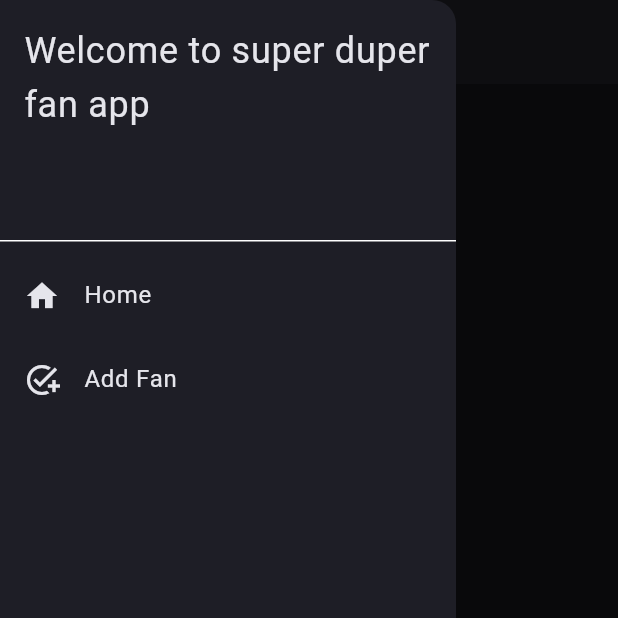
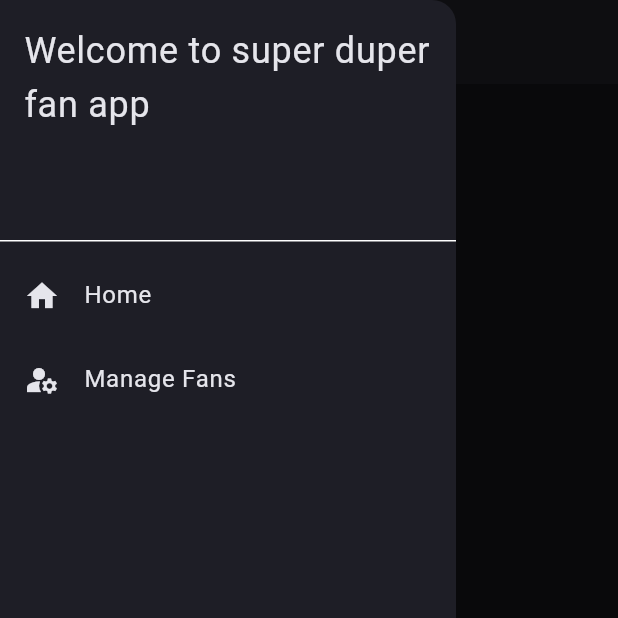
Before and after one commit to AdanRiasat/Fan_noises_mobile, a Flutter app: the screen it shows after launch, with the side drawer open, on a phone screen of 412 x 824 dp, the top half of it. Run offline on Flutter 3.47's test engine with Material 3 defaults, Android fonts, the phone set to English and light mode, and no system bars; our stand-ins replace firebase_core, firebase_messaging, flutter_local_notifications, google_sign_in, just_audio, sqflite; missing offline and left inert: flutter_volume_controller; accounts and stored records are empty.

Commit message:
FCT Timer implementation

```diff
--- a/tp_un/lib/widgets/bottom_controls.dart
+++ b/tp_un/lib/widgets/bottom_controls.dart
@@ -1,3 +1,5 @@
+import 'dart:async';
+
 import 'package:flutter/material.dart';
 import 'package:flutter_volume_controller/flutter_volume_controller.dart';
 import 'package:tp_un/db/fan.dart';
@@ -9,8 +11,15 @@ import 'package:tp_un/widgets/timer_button.dart';
 
 class BottomControls extends StatefulWidget {
   final ValueChanged<String> onFanSelected;
+  final ValueChanged<Duration> onTimerSelected;
+  final Duration remainingDuration;
 
-  const BottomControls({super.key, required this.onFanSelected});
+  const BottomControls({
+    super.key,
+    required this.onFanSelected,
+    required this.onTimerSelected,
+    required this.remainingDuration,
+  });
 
   @override
   State<BottomControls> createState() => _BottomControlsState();
@@ -44,6 +53,12 @@ class _BottomControlsState extends State<BottomControls> {
     _updateAudio();
   }
 
+  void _onVolumeChanged(double volume) {
+    setState(() {
+      _volume = volume;
+    });
+  }
+
   void _updateAudio() {
     if (_selectedFan == null) return;
 
@@ -58,10 +73,14 @@ class _BottomControlsState extends State<BottomControls> {
     return await FlutterVolumeController.getVolume();
   }
 
-  void _onVolumeChanged(double volume) {
-    setState(() {
-      _volume = volume;
-    });
+  String _formatDuration(Duration d) {
+    String two(int n) => n.toString().padLeft(2, '0');
+
+    final h = two(d.inHours);
+    final m = two(d.inMinutes.remainder(60));
+    final s = two(d.inSeconds.remainder(60));
+
+    return "$h:$m:$s";
   }
 
   @override
@@ -178,9 +197,9 @@ class _BottomControlsState extends State<BottomControls> {
                   mainAxisAlignment: MainAxisAlignment.start,
                   spacing: 12,
                   children: [
-                    TimerButton("Set timer"),
+                    TimerButton("Set timer", widget.onTimerSelected),
                     Text(
-                      "Timer: 30:00:00",
+                      "Timer: ${_formatDuration(widget.remainingDuration)}",
                       style: TextStyle(color: Colors.white70),
                     ),
                   ],
--- a/tp_un/lib/widgets/drawer.dart
+++ b/tp_un/lib/widgets/drawer.dart
@@ -2,6 +2,7 @@ import 'package:flutter/material.dart';
 import 'package:google_sign_in/google_sign_in.dart';
 import 'package:tp_un/main.dart';
 import 'package:tp_un/pages/home.dart';
+import 'package:tp_un/pages/manage_fans.dart';
 import '../generated/l10n.dart';
 
 class CustomDrawer extends StatefulWidget {
@@ -27,18 +28,20 @@ class _CustomDrawerState extends State<CustomDrawer> {
             leading: Icon(Icons.home),
             title: Text(S.of(context).homeTitle),
             onTap: () {
-              Navigator.of(
-                context,
-              ).push(MaterialPageRoute(builder: (context) => Home()));
+              Navigator.pop(context);
+              Navigator.of(context).pushAndRemoveUntil(
+                MaterialPageRoute(builder: (_) => const Home()),
+                (route) => false,
+              );
             },
           ),
           ListTile(
-            leading: Icon(Icons.add_task),
-            title: Text("Add Fan"),
+            leading: Icon(Icons.manage_accounts),
+            title: Text("Manage Fans"),
             onTap: () {
               Navigator.of(
                 context,
-              ).push(MaterialPageRoute(builder: (context) => Home()));
+              ).push(MaterialPageRoute(builder: (context) => ManageFans()));
             },
           ),
         ],
--- a/tp_un/lib/widgets/timer_button.dart
+++ b/tp_un/lib/widgets/timer_button.dart
@@ -1,19 +1,39 @@
 import 'package:flutter/material.dart';
+import 'package:tp_un/widgets/timer_picker.dart';
 
 class TimerButton extends StatelessWidget {
   final String text;
+  final ValueChanged<Duration> onSelected;
 
-  const TimerButton(this.text);
+  const TimerButton(this.text, this.onSelected);
 
   @override
   Widget build(BuildContext context) {
-    return Container(
-      padding: const EdgeInsets.symmetric(horizontal: 16, vertical: 10),
-      decoration: BoxDecoration(
-        border: Border.all(color: const Color(0xFF59556F)),
-        borderRadius: BorderRadius.circular(10),
+    return Material(
+      color: Colors.transparent,
+      borderRadius: BorderRadius.circular(8),
+      child: InkWell(
+        borderRadius: BorderRadius.circular(8),
+        onTap: () async {
+          final duration = await showModalBottomSheet<Duration>(
+            context: context,
+            shape: const RoundedRectangleBorder(
+              borderRadius: BorderRadius.vertical(top: Radius.circular(20)),
+            ),
+            builder: (_) => TimerPicker(),
+          );
+
+          onSelected(duration ?? Duration.zero);
+        },
+        child: Container(
+          padding: const EdgeInsets.symmetric(horizontal: 16, vertical: 10),
+          decoration: BoxDecoration(
+            border: Border.all(color: const Color(0xFF59556F)),
+            borderRadius: BorderRadius.circular(10),
+          ),
+          child: Text(text, style: const TextStyle(color: Colors.white)),
+        ),
       ),
-      child: Text(text, style: const TextStyle(color: Colors.white)),
     );
   }
 }
```
Also changed, not shown: tp_un/lib/pages/home.dart (+48 -1 lines), tp_un/lib/pages/manage_fans.dart (added, +15 -0 lines), tp_un/lib/widgets/timer_picker.dart (added, +116 -0 lines).
